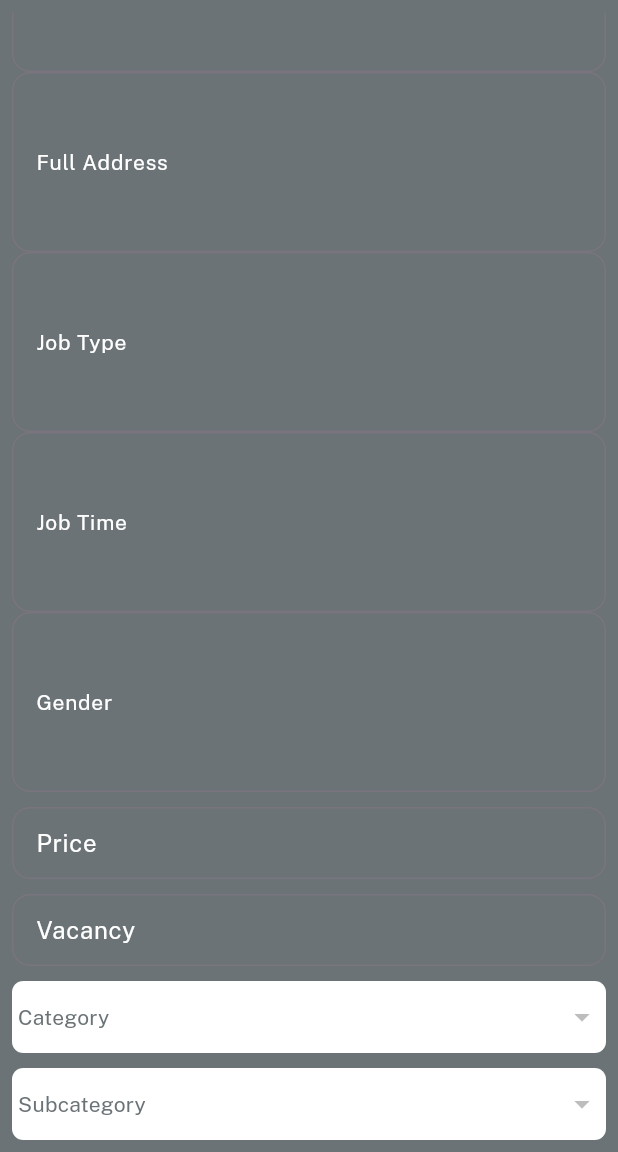
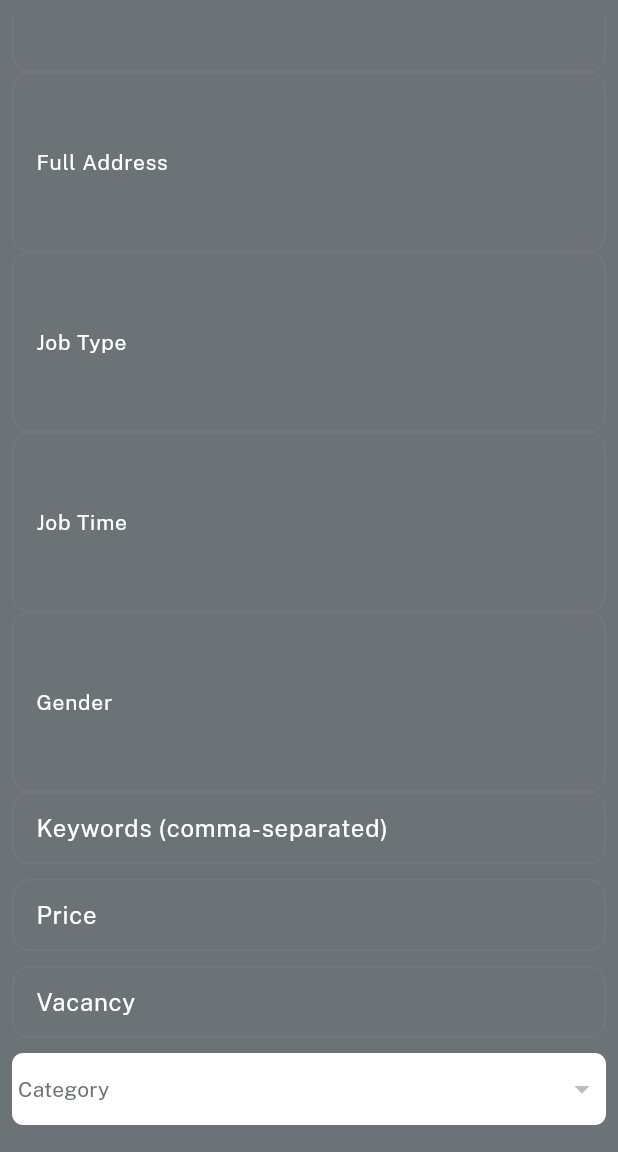
Before and after one commit to Deepen192/HireNow_employer, a Flutter app: the Addjobs screen opened directly, scrolled down 378 dp, on a phone screen of 412 x 824 dp, the part 84-1236 px from its top. Run offline on Flutter 3.47's test engine with Material 3 defaults, Android fonts, the phone set to English and light mode, and no system bars; our stand-ins replace cloud_firestore, firebase_auth, firebase_core, firebase_storage, get, image_picker and 1 more; missing offline and left inert: syncfusion_flutter_pdfviewer; accounts and stored records are empty.

Commit message:
job_controller.dart,add_job.dart,jobedit.dart,jobedit_controller.dart

```diff
--- a/lib/controllers/jobedit_controller.dart
+++ b/lib/controllers/jobedit_controller.dart
@@ -24,6 +24,7 @@ class EditJobsController extends GetxController{
         var pjobtypeController=TextEditingController();
         var pgenderController=TextEditingController();
         var pjobtimeController=TextEditingController();
+        var pkeywordsController = TextEditingController();
 
 
 
@@ -43,6 +44,7 @@ class EditJobsController extends GetxController{
     pjobtypeController.clear();
     pgenderController.clear();
     pjobtimeController.clear();
+    pkeywordsController.clear();
 
 
 
@@ -67,6 +69,7 @@ Map<String, dynamic> productData = {}; // Store fetched product data
     pjobtypeController.text=productData['p_jobtype'];
     pgenderController.text=productData['p_gender'];
     pjobtimeController.text=productData['p_jobtime'];
+    pkeywordsController.text=productData['keywords'];
 
 
       }
@@ -98,6 +101,7 @@ Future<void> updateJob(BuildContext context, String productId) async {
     'p_jobtype':pjobtypeController.text,
     'p_requirement':preqController.text,
     'p_role&responsible':prolresController.text,
+    'keywords':pkeywordsController.text,
       // ... (other fields you want to update)
     });
 
--- a/lib/controllers/jobs_controller.dart
+++ b/lib/controllers/jobs_controller.dart
@@ -19,6 +19,7 @@ class JobsController extends GetxController{
         var pjobtypeController=TextEditingController();
         var pgenderController=TextEditingController();
         var pjobtimeController=TextEditingController();
+        var pkeywordsController = TextEditingController();
 
     var categoryList=<String>[].obs;
     var subcategoryList=<String>[].obs;
@@ -60,12 +61,19 @@ void resetForm() {
          pjobtypeController.clear();
          pgenderController.clear();
          pjobtimeController.clear();
+         pkeywordsController.clear();
   }
 
 uploadJob(context) async {
    var store = firestore.collection(productsCollection).doc();
      String productId = store.id;
     List<Map<String, String>> initialRatings = [];
+     // Split keywords by comma and trim whitespace
+    List<String> keywords = pkeywordsController.text
+        .split(',')
+        .map((e) => e.trim())
+        .where((e) => e.isNotEmpty) // Filter out empty strings
+        .toList();
   await store.set({
     'p_id': productId,
     'is_featured': false,
@@ -87,6 +95,7 @@ uploadJob(context) async {
     'p_requirement':preqController.text,
     'p_role&responsible':prolresController.text,
    'flashsales': false,
+   'keywords': keywords,
   });
   isloading(false);
   VxToast.show(context, msg: "Product Uploaded");
--- a/lib/views/job_screen/add_job.dart
+++ b/lib/views/job_screen/add_job.dart
@@ -37,7 +37,8 @@ class Addjobs extends StatelessWidget {
         controller.prolresController.text.isEmpty ||
         controller.pjobtimeController.text.isEmpty ||
         controller.pjobtypeController.text.isEmpty ||
-        controller.subcategoryvalue.isEmpty) {
+        controller.subcategoryvalue.isEmpty||
+         controller.pkeywordsController.text.isEmpty) {
       // Inform the user to fill all the remaining fields
       showDialog(
         context: context,
@@ -84,6 +85,25 @@ class Addjobs extends StatelessWidget {
                customTextField(hint: "eg.Half time/Full time",label: "Job Type",isDesc:true,controller: controller.pjobtypeController),
                customTextField(hint: "eg.11am-5pm",label: "Job Time",isDesc:true,controller: controller.pjobtimeController),
                customTextField(hint: "eg.Male/Female",label: "Gender",isDesc:true,controller: controller.pgenderController),
+                TextFormField(
+                  controller: controller.pkeywordsController,
+                  style: const TextStyle(color: whiteColor),
+                  decoration: InputDecoration(
+                    isDense: true,
+                    labelText: "Keywords (comma-separated)",
+                    labelStyle: const TextStyle(color: whiteColor),
+                    border: OutlineInputBorder(
+                      borderRadius: BorderRadius.circular(12),
+                      borderSide: const BorderSide(color: whiteColor),
+                    ),
+                    focusedBorder: OutlineInputBorder(
+                      borderRadius: BorderRadius.circular(12),
+                      borderSide: const BorderSide(color: whiteColor),
+                    ),
+                    hintText: "eg. Flutter, Dart, Firebase",
+                    hintStyle: const TextStyle(color: lightGrey),
+                  ),
+                ),
 
                 10.heightBox,
               TextFormField(
```
Also changed, not shown: lib/views/job_screen/jobedit.dart (+19 -0 lines).
